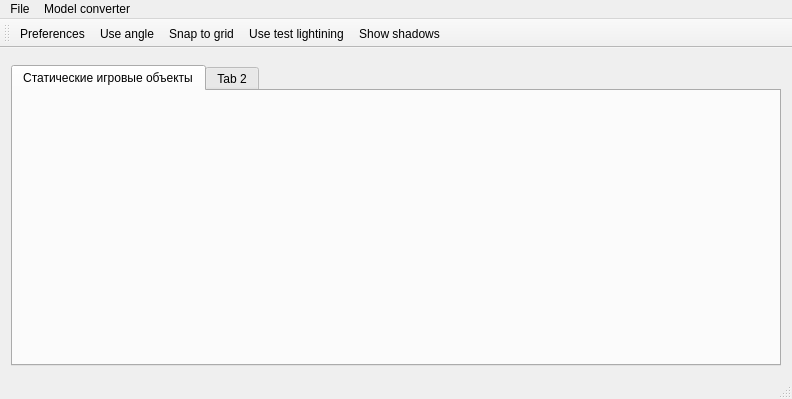
This is GameEditor/GameEditor.ui in frostteo/GameEditor as Qt 5 draws it before an edit. The edited form follows.
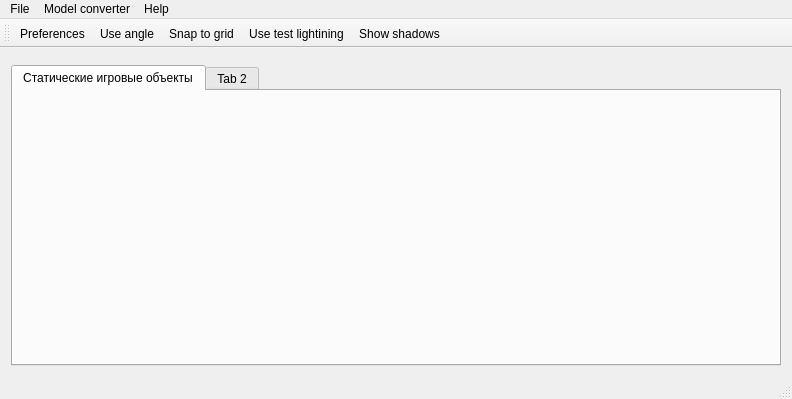
This is the edited form. Icons and pictures are not drawn.

Commit message: controls help

Diff of the .ui file:
```diff
--- a/GameEditor/GameEditor.ui
+++ b/GameEditor/GameEditor.ui
@@ -65,8 +65,15 @@
     </property>
     <addaction name="actionObjConverter"/>
    </widget>
+   <widget class="QMenu" name="menuHelp">
+    <property name="title">
+     <string>Help</string>
+    </property>
+    <addaction name="actionControl"/>
+   </widget>
    <addaction name="menuFile"/>
    <addaction name="menuMeshConverter"/>
+   <addaction name="menuHelp"/>
   </widget>
   <widget class="QStatusBar" name="statusBar"/>
   <widget class="QToolBar" name="mainToolBar">
```
Left out of the diff: 5 changed lines with no effect on the pictures. The commit also changes 16 other files.
